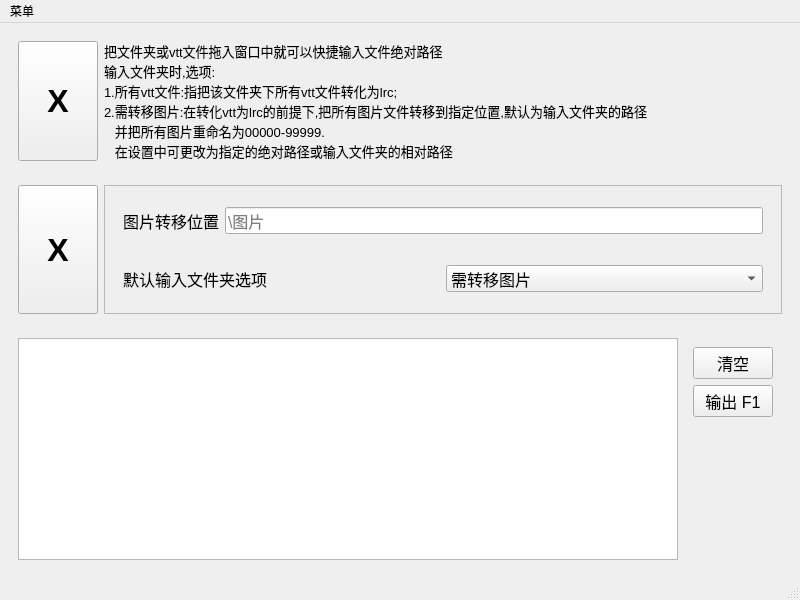
FireRogers/asmr_vtt_to_lrc, file mainwindow.ui: the form before one commit.
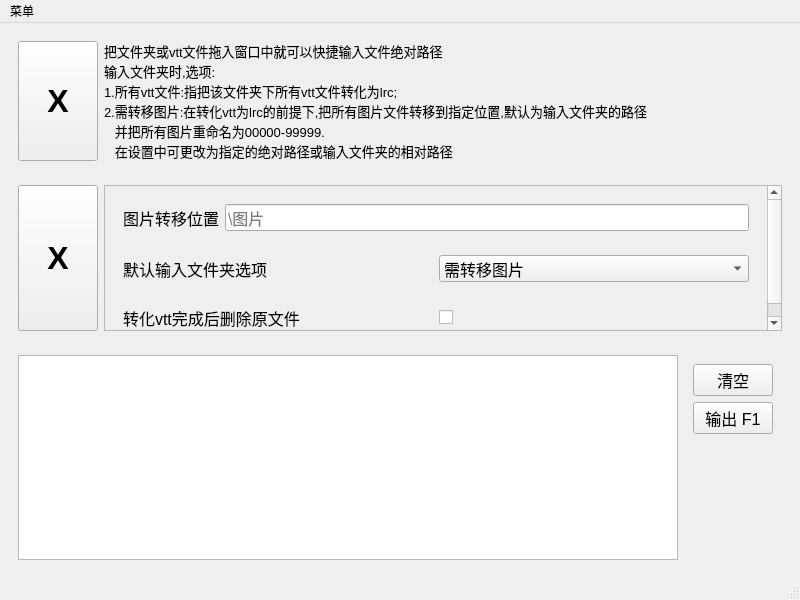
The form after the commit.

The edit to the form file:
```diff
--- a/mainwindow.ui
+++ b/mainwindow.ui
@@ -98,9 +98,9 @@
           <property name="geometry">
            <rect>
             <x>0</x>
-            <y>0</y>
-            <width>673</width>
-            <height>131</height>
+            <y>-38</y>
+            <width>661</width>
+            <height>169</height>
            </rect>
           </property>
           <layout class="QVBoxLayout" name="verticalLayout_3">
@@ -174,6 +174,31 @@
              </layout>
             </widget>
            </item>
+           <item>
+            <widget class="QWidget" name="widget_5" native="true">
+             <layout class="QHBoxLayout" name="horizontalLayout_6">
+              <item>
+               <widget class="QLabel" name="label_3">
+                <property name="font">
+                 <font>
+                  <pointsize>12</pointsize>
+                 </font>
+                </property>
+                <property name="text">
+                 <string>转化vtt完成后删除原文件</string>
+                </property>
+               </widget>
+              </item>
+              <item>
+               <widget class="QCheckBox" name="checkBox">
+                <property name="text">
+                 <string/>
+                </property>
+               </widget>
+              </item>
+             </layout>
+            </widget>
+           </item>
           </layout>
          </widget>
         </widget>
```
Left out of the diff: 20 changed lines with no effect on the pictures.
